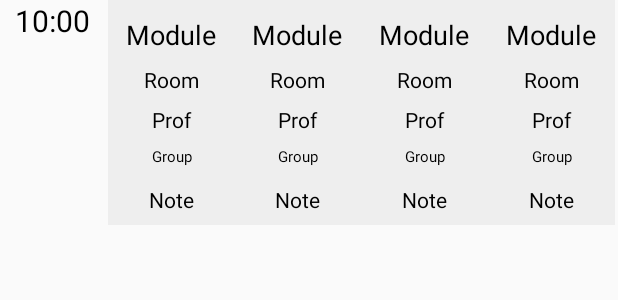
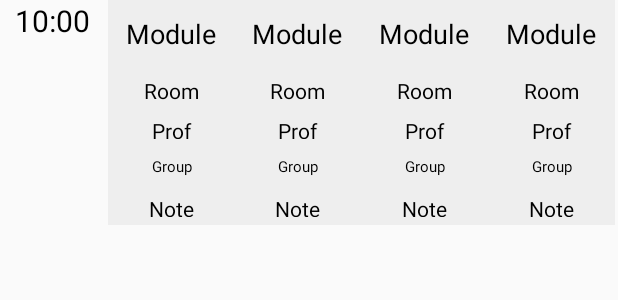
Before and after one commit to eliot-leguy/TimetableApp, an Android app: the layout hour_cell.xml on its own in the app's theme, with its tools: preview values and no code run, on a phone screen of 412 x 824 dp. Shown: the top 300 px of the screen. Run offline under Robolectric (Android 15) with nearby library versions, the phone set to English and light mode, and no system bars.

Commit message:
Slight changes to the UI

```diff
--- a/app/src/main/res/layout/hour_cell.xml
+++ b/app/src/main/res/layout/hour_cell.xml
@@ -26,14 +26,13 @@
             android:layout_height="match_parent"
             android:orientation="vertical"
             android:gravity="center"
-            android:id="@+id/event1"
-            android:padding="5dp">
+            android:id="@+id/event1">
 
 
             <TextView
                 android:layout_width="match_parent"
-                android:layout_weight=".95"
-                android:layout_margin="5dp"
+                android:layout_weight=".85"
+                android:layout_marginHorizontal="5dp"
                 android:layout_height="match_parent"
                 android:gravity="center"
                 android:id="@+id/event1Module"
@@ -69,7 +68,7 @@
             <TextView
                 android:layout_width="match_parent"
                 android:layout_weight="1"
-                android:layout_margin="5dp"
+                android:layout_marginHorizontal="5dp"
                 android:layout_height="match_parent"
                 android:gravity="center"
                 android:id="@+id/event1Group"
@@ -100,14 +99,13 @@
             android:layout_weight="1"
             android:layout_height="match_parent"
             android:orientation="vertical"
-            android:id="@+id/event2"
-            android:padding="5dp">
+            android:id="@+id/event2">
 
 
             <TextView
                 android:layout_width="match_parent"
-                android:layout_weight=".95"
-                android:layout_margin="5dp"
+                android:layout_weight=".85"
+                android:layout_marginHorizontal="5dp"
                 android:layout_height="match_parent"
                 android:gravity="center"
                 android:id="@+id/event2Module"
@@ -143,7 +141,7 @@
             <TextView
                 android:layout_width="match_parent"
                 android:layout_weight="1"
-                android:layout_margin="5dp"
+                android:layout_marginHorizontal="5dp"
                 android:layout_height="match_parent"
                 android:gravity="center"
                 android:id="@+id/event2Group"
@@ -173,14 +171,13 @@
             android:layout_weight="1"
             android:layout_height="match_parent"
             android:orientation="vertical"
-            android:id="@+id/event3"
-            android:padding="5dp">
+            android:id="@+id/event3">
 
 
             <TextView
                 android:layout_width="match_parent"
-                android:layout_weight=".95"
-                android:layout_margin="5dp"
+                android:layout_weight=".85"
+                android:layout_marginHorizontal="5dp"
                 android:layout_height="match_parent"
                 android:gravity="center"
                 android:id="@+id/event3Module"
@@ -216,7 +213,7 @@
             <TextView
                 android:layout_width="match_parent"
                 android:layout_weight="1"
-                android:layout_margin="5dp"
+                android:layout_marginHorizontal="5dp"
                 android:layout_height="match_parent"
                 android:gravity="center"
                 android:id="@+id/event3Group"
@@ -246,14 +243,13 @@
             android:layout_weight="1"
             android:layout_height="match_parent"
             android:orientation="vertical"
-            android:id="@+id/event4"
-            android:padding="5dp">
+            android:id="@+id/event4">
 
 
             <TextView
                 android:layout_width="match_parent"
-                android:layout_weight=".95"
-                android:layout_margin="5dp"
+                android:layout_weight=".85"
+                android:layout_marginHorizontal="5dp"
                 android:layout_height="match_parent"
                 android:gravity="center"
                 android:id="@+id/event4Module"
@@ -288,8 +284,8 @@
 
             <TextView
                 android:layout_width="match_parent"
+                android:layout_marginHorizontal="5dp"
                 android:layout_weight="1"
-                android:layout_margin="5dp"
                 android:layout_height="match_parent"
                 android:gravity="center"
                 android:id="@+id/event4Group"
```
